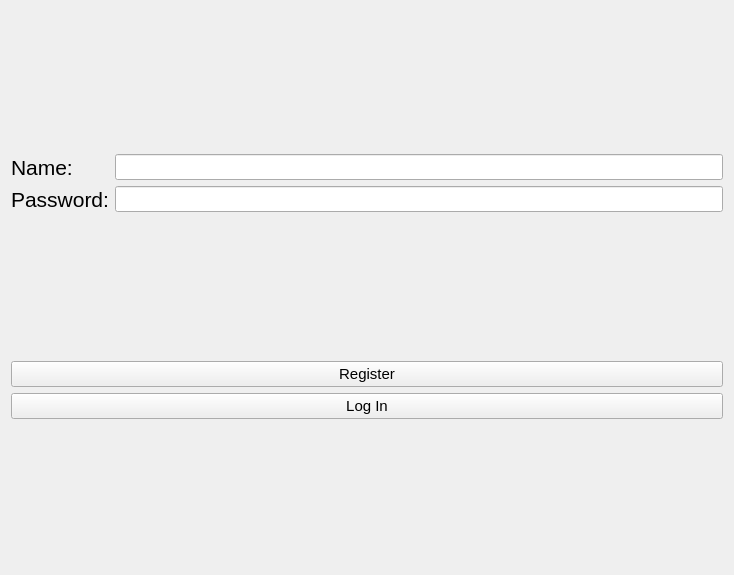
eugenesujing/cloud-drive, file CloudClient/cloudclient.ui: the form before one commit.
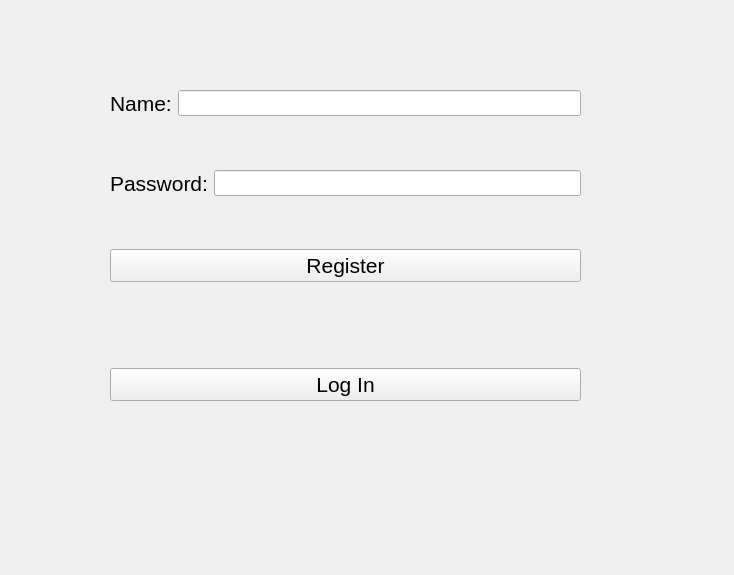
The form after the commit.

Commit message: fix errors on register

Patch:
```diff
--- a/CloudClient/cloudclient.ui
+++ b/CloudClient/cloudclient.ui
@@ -13,14 +13,62 @@
   <property name="windowTitle">
    <string>CloudClient</string>
   </property>
-  <layout class="QHBoxLayout" name="horizontalLayout_3">
-   <item>
+  <widget class="QWidget" name="">
+   <property name="geometry">
+    <rect>
+     <x>110</x>
+     <y>90</y>
+     <width>471</width>
+     <height>311</height>
+    </rect>
+   </property>
     <layout class="QGridLayout" name="gridLayout">
+    <item row="1" column="0">
+     <layout class="QVBoxLayout" name="verticalLayout_2">
+      <item>
+       <widget class="QPushButton" name="register_button">
+        <property name="font">
+         <font>
+          <pointsize>16</pointsize>
+         </font>
+        </property>
+        <property name="text">
+         <string>Register</string>
+        </property>
+       </widget>
+      </item>
+      <item>
+       <spacer name="verticalSpacer_2">
+        <property name="orientation">
+         <enum>Qt::Vertical</enum>
+        </property>
+        <property name="sizeHint" stdset="0">
+         <size>
+          <width>20</width>
+          <height>18</height>
+         </size>
+        </property>
+       </spacer>
+      </item>
+      <item>
+       <widget class="QPushButton" name="login_button">
+        <property name="font">
+         <font>
+          <pointsize>16</pointsize>
+         </font>
+        </property>
+        <property name="text">
+         <string>Log In</string>
+        </property>
+       </widget>
+      </item>
+     </layout>
+    </item>
      <item row="0" column="0">
-      <layout class="QHBoxLayout" name="horizontalLayout">
-       <item>
         <layout class="QVBoxLayout" name="verticalLayout">
          <item>
+       <layout class="QHBoxLayout" name="horizontalLayout">
+        <item>
           <widget class="QLabel" name="name_label">
            <property name="font">
             <font>
@@ -35,6 +83,32 @@
           </widget>
          </item>
          <item>
+         <widget class="QLineEdit" name="name_input">
+          <property name="font">
+           <font>
+            <pointsize>11</pointsize>
+           </font>
+          </property>
+         </widget>
+        </item>
+       </layout>
+      </item>
+      <item>
+       <spacer name="verticalSpacer">
+        <property name="orientation">
+         <enum>Qt::Vertical</enum>
+        </property>
+        <property name="sizeHint" stdset="0">
+         <size>
+          <width>20</width>
+          <height>40</height>
+         </size>
+        </property>
+       </spacer>
+      </item>
+      <item>
+       <layout class="QHBoxLayout" name="horizontalLayout_2">
+        <item>
           <widget class="QLabel" name="pwd_label">
            <property name="font">
             <font>
@@ -48,19 +122,6 @@
            </property>
           </widget>
          </item>
-        </layout>
-       </item>
-       <item>
-        <layout class="QVBoxLayout" name="verticalLayout_2">
-         <item>
-          <widget class="QLineEdit" name="name_input">
-           <property name="font">
-            <font>
-             <pointsize>11</pointsize>
-            </font>
-           </property>
-          </widget>
-         </item>
          <item>
           <widget class="QLineEdit" name="pwd_input">
            <property name="font">
@@ -75,39 +136,23 @@
          </item>
         </layout>
        </item>
-      </layout>
-     </item>
-     <item row="1" column="0">
-      <layout class="QVBoxLayout" name="verticalLayout_3">
        <item>
-        <widget class="QPushButton" name="pushButton_2">
-         <property name="font">
-          <font>
-           <pointsize>11</pointsize>
-          </font>
-         </property>
-         <property name="text">
-          <string>Register</string>
-         </property>
-        </widget>
-       </item>
-       <item>
-        <widget class="QPushButton" name="pushButton">
-         <property name="font">
-          <font>
-           <pointsize>11</pointsize>
-          </font>
-         </property>
-         <property name="text">
-          <string>Log In</string>
-         </property>
-        </widget>
-       </item>
+       <spacer name="verticalSpacer_3">
+        <property name="orientation">
+         <enum>Qt::Vertical</enum>
+        </property>
+        <property name="sizeHint" stdset="0">
+         <size>
+          <width>20</width>
+          <height>40</height>
+         </size>
+        </property>
+       </spacer>
+      </item>
       </layout>
      </item>
     </layout>
-   </item>
-  </layout>
+  </widget>
  </widget>
  <resources/>
  <connections/>
```
Lines whose indentation alone changed are shown as unchanged. The commit also changes 10 other files.
